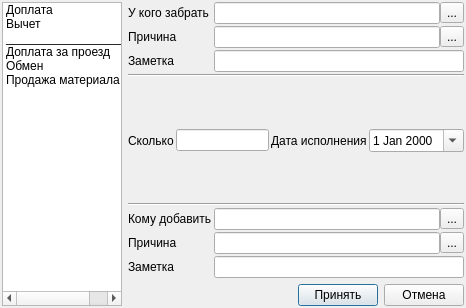
Above: ui/pay_plus_minus.ui from Meller008/CRM-Avi before the change. Below: the same form after it.
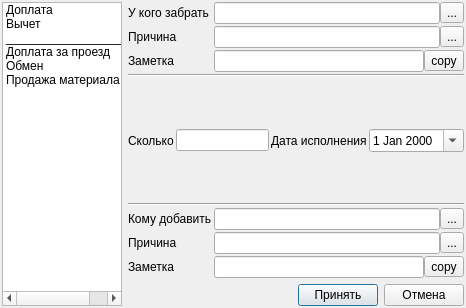
That is the form after the change. The open tabs and pages were chosen to show the change.

Commit message: Работа - добавлена кнопка копирования заметки для перешитя операций

What changed in the file:
```diff
--- a/ui/pay_plus_minus.ui
+++ b/ui/pay_plus_minus.ui
@@ -603,9 +603,6 @@
          </property>
         </widget>
        </item>
-       <item row="2" column="1">
-        <widget class="QLineEdit" name="le_p_m_note_minus"/>
-       </item>
        <item row="1" column="0">
         <widget class="QLabel" name="label_13">
          <property name="text">
@@ -717,9 +714,6 @@
          </item>
         </layout>
        </item>
-       <item row="10" column="1">
-        <widget class="QLineEdit" name="le_p_m_note_plus"/>
-       </item>
        <item row="6" column="0">
         <spacer name="verticalSpacer_4">
          <property name="orientation">
@@ -733,6 +727,40 @@
          </property>
         </spacer>
        </item>
+       <item row="2" column="1">
+        <layout class="QHBoxLayout" name="horizontalLayout_13">
+         <property name="spacing">
+          <number>0</number>
+         </property>
+         <item>
+          <widget class="QLineEdit" name="le_p_m_note_minus"/>
+         </item>
+         <item>
+          <widget class="QToolButton" name="toolButton_10">
+           <property name="text">
+            <string>copy</string>
+           </property>
+          </widget>
+         </item>
+        </layout>
+       </item>
+       <item row="10" column="1">
+        <layout class="QHBoxLayout" name="horizontalLayout_14">
+         <property name="spacing">
+          <number>0</number>
+         </property>
+         <item>
+          <widget class="QLineEdit" name="le_p_m_note_plus"/>
+         </item>
+         <item>
+          <widget class="QToolButton" name="toolButton_11">
+           <property name="text">
+            <string>copy</string>
+           </property>
+          </widget>
+         </item>
+        </layout>
+       </item>
       </layout>
      </widget>
      <widget class="QWidget" name="bye_material">
```
Left out of the diff: 102 changed lines with no effect on the pictures. The commit also changes 1 other file.
